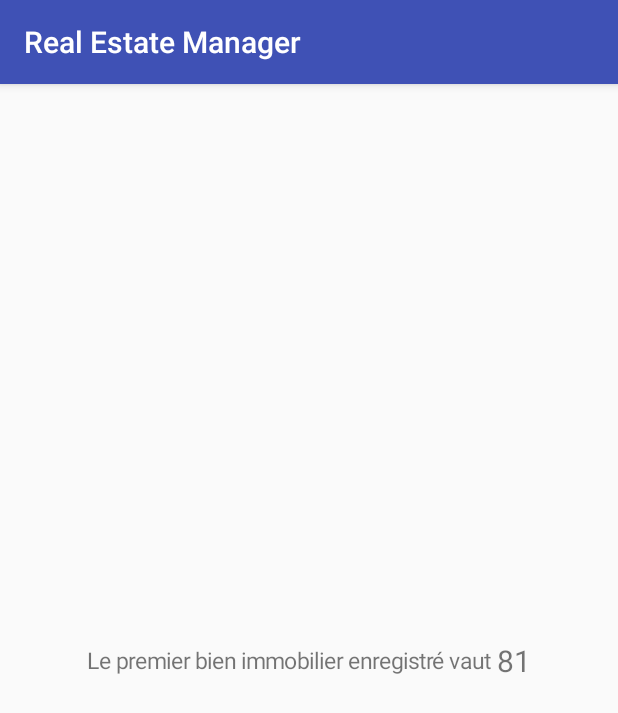
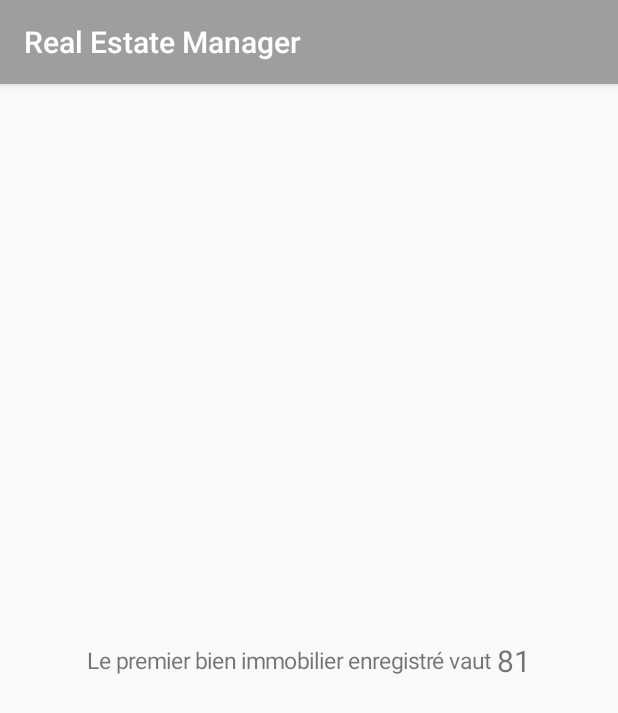
Before and after one commit to gironnetd/RealEstateManager, an Android app: the screen it shows after launch (MainActivity), on a phone screen of 412 x 824 dp. Shown: the top 713 px of the screen. Run offline under Robolectric (Android 15) with nearby library versions, the phone set to English and light mode, and no system bars.

Commit message:
Change colors.xml file
- colorPrimary : #9e9e9e
- colorPrimaryDark : #70707

```diff
--- a/app/src/main/res/values/colors.xml
+++ b/app/src/main/res/values/colors.xml
@@ -1,6 +1,6 @@
 <?xml version="1.0" encoding="utf-8"?>
 <resources>
-    <color name="colorPrimary">#3F51B5</color>
-    <color name="colorPrimaryDark">#303F9F</color>
+    <color name="colorPrimary">#9e9e9e</color>
+    <color name="colorPrimaryDark">#707070</color>
     <color name="colorAccent">#FF4081</color>
 </resources>
```
